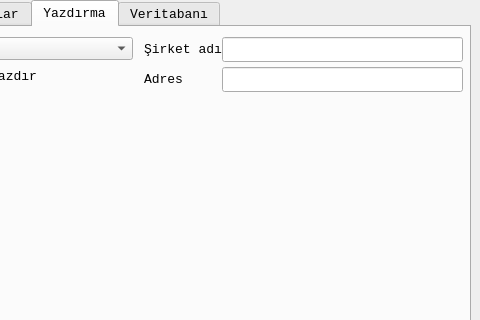
Above: ayarlardialog.ui from mamoo81/bhss before the change; both pictures show x 150 to 630 and y 0 to 320 of the 630 by 420 pixel window. Below: the same form after it.
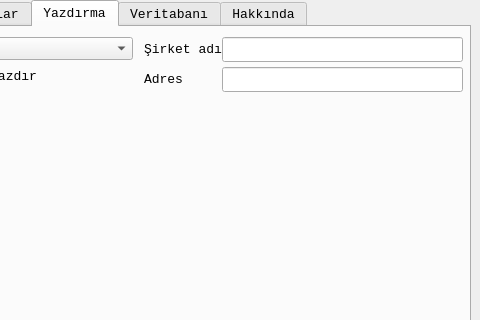
That is the form after the change. The open tabs and pages were chosen to show the change.

```diff
--- a/ayarlardialog.ui
+++ b/ayarlardialog.ui
@@ -255,6 +255,11 @@
      <string>Veritabanı</string>
     </attribute>
    </widget>
+   <widget class="QWidget" name="tabHakkinda">
+    <attribute name="title">
+     <string>Hakkında</string>
+    </attribute>
+   </widget>
   </widget>
   <widget class="QPushButton" name="pushButton">
    <property name="geometry">
```
Left out of the diff: 2 changed lines with no effect on the pictures.
